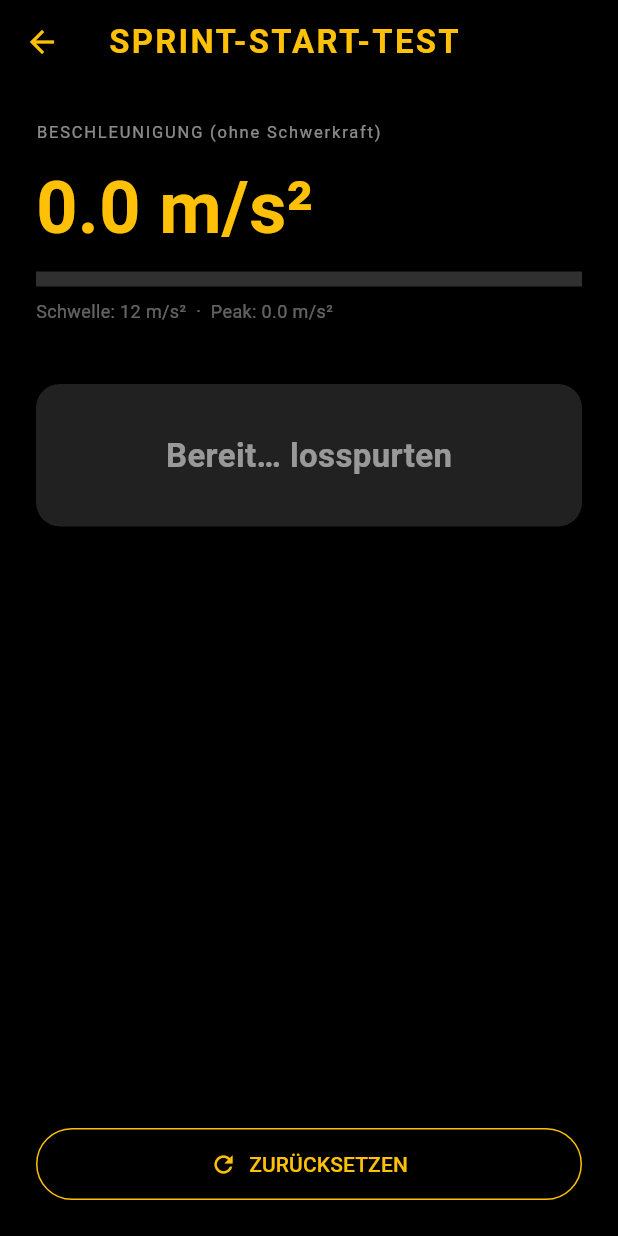
After one commit to notling09/BOLT, a Flutter app: the MeasureScreen screen opened directly, after a tap on the "directions run" icon, on a phone screen of 412 x 824 dp. The commit adds this screen. Run offline on Flutter 3.47's test engine with Material 3 defaults, Android fonts, the phone set to English and light mode, and no system bars; our stand-ins replace geolocator, pedometer, permission_handler, sensors_plus, shared_preferences, sqflite; accounts and stored records are empty.

Commit message:
feat: GPS-Feinschliff + Sprint-Start-Erkennung (Beschleunigungssensor)
Teil A: location_service nutzt LocationAccuracy.bestForNavigation und
AndroidSettings mit 500ms-Intervall (haeufigere, feinere Updates).

Teil B: MotionService (sensors_plus) liefert die lineare Beschleunigungs-
Staerke; MotionTestScreen zeigt sie live und meldet einen erkannten Start.
Erreichbar ueber einen temporaeren Button in der Vermessen-AppBar. Grundlage
fuer spaeteren automatischen Timer-Start im RaceScreen.

```diff
--- a/lib/screens/measure_screen.dart
+++ b/lib/screens/measure_screen.dart
@@ -8,6 +8,7 @@ import 'package:permission_handler/permission_handler.dart';
 import '../models/track.dart';
 import '../services/database_service.dart';
 import '../services/location_service.dart';
+import 'motion_test_screen.dart';
 import 'race_screen.dart';
 
 /// Die drei Schritte der Streckenvermessung (UC1 / User-Story 1).
@@ -471,6 +472,16 @@ class _MeasureScreenState extends State<MeasureScreen> {
         ),
         backgroundColor: Colors.black,
         foregroundColor: Colors.amber,
+        actions: [
+          // Temporaerer Zugang zum Sprint-Start-Test (Teil B).
+          IconButton(
+            icon: const Icon(Icons.directions_run),
+            tooltip: 'Sprint-Start-Test',
+            onPressed: () => Navigator.of(context).push(
+              MaterialPageRoute(builder: (_) => const MotionTestScreen()),
+            ),
+          ),
+        ],
       ),
       body: SingleChildScrollView(
         padding: const EdgeInsets.all(16),
--- /dev/null
+++ b/lib/screens/motion_test_screen.dart
@@ -0,0 +1,135 @@
+import 'dart:async';
+
+import 'package:flutter/material.dart';
+
+import '../services/motion_service.dart';
+
+/// Test-Screen fuer die Sprint-Start-Erkennung (Teil B, Sensor-Fusion).
+///
+/// Zeigt die Live-Beschleunigung und meldet, sobald ein Start erkannt wird.
+/// Dient zum Ausprobieren/Tunen der Schwelle, bevor man es spaeter in den
+/// RaceScreen (automatischer Timer-Start) einbaut.
+class MotionTestScreen extends StatefulWidget {
+  const MotionTestScreen({super.key});
+
+  @override
+  State<MotionTestScreen> createState() => _MotionTestScreenState();
+}
+
+class _MotionTestScreenState extends State<MotionTestScreen> {
+  final _motion = MotionService();
+  StreamSubscription<double>? _sub;
+
+  double _magnitude = 0; // aktuelle Beschleunigungs-Staerke
+  double _peak = 0;      // hoechster gemessener Wert (zum Tunen)
+  bool _started = false; // gerastet, sobald die Schwelle ueberschritten wurde
+
+  @override
+  void initState() {
+    super.initState();
+    _sub = _motion.accelerationMagnitude().listen((m) {
+      if (!mounted) return;
+      setState(() {
+        _magnitude = m;
+        if (m > _peak) _peak = m;
+        if (m >= MotionService.startThreshold) _started = true;
+      });
+    });
+  }
+
+  @override
+  void dispose() {
+    _sub?.cancel();
+    super.dispose();
+  }
+
+  void _reset() {
+    setState(() {
+      _peak = 0;
+      _started = false;
+    });
+  }
+
+  @override
+  Widget build(BuildContext context) {
+    final overThreshold = _magnitude >= MotionService.startThreshold;
+    return Scaffold(
+      appBar: AppBar(
+        title: const Text(
+          'SPRINT-START-TEST',
+          style: TextStyle(fontWeight: FontWeight.bold, letterSpacing: 1.5),
+        ),
+        backgroundColor: Colors.black,
+        foregroundColor: Colors.amber,
+      ),
+      body: Padding(
+        padding: const EdgeInsets.all(24),
+        child: Column(
+          crossAxisAlignment: CrossAxisAlignment.stretch,
+          children: [
+            const Text(
+              'BESCHLEUNIGUNG (ohne Schwerkraft)',
+              style: TextStyle(
+                color: Colors.white54,
+                fontSize: 11,
+                letterSpacing: 1.2,
+              ),
+            ),
+            const SizedBox(height: 8),
+            Text(
+              '${_magnitude.toStringAsFixed(1)} m/s²',
+              style: TextStyle(
+                color: overThreshold ? Colors.redAccent : Colors.amber,
+                fontSize: 48,
+                fontWeight: FontWeight.bold,
+              ),
+            ),
+            const SizedBox(height: 8),
+            LinearProgressIndicator(
+              value: (_magnitude / (MotionService.startThreshold * 2)).clamp(0, 1),
+              minHeight: 10,
+              backgroundColor: Colors.grey[850],
+              color: overThreshold ? Colors.redAccent : Colors.amber,
+            ),
+            const SizedBox(height: 8),
+            Text(
+              'Schwelle: ${MotionService.startThreshold.toStringAsFixed(0)} m/s²'
+              '  ·  Peak: ${_peak.toStringAsFixed(1)} m/s²',
+              style: const TextStyle(color: Colors.white38, fontSize: 12),
+            ),
+            const SizedBox(height: 40),
+            AnimatedContainer(
+              duration: const Duration(milliseconds: 150),
+              padding: const EdgeInsets.symmetric(vertical: 32),
+              decoration: BoxDecoration(
+                color: _started ? Colors.amber : Colors.grey[900],
+                borderRadius: BorderRadius.circular(16),
+              ),
+              child: Center(
+                child: Text(
+                  _started ? '🏃 START ERKANNT!' : 'Bereit… losspurten',
+                  style: TextStyle(
+                    color: _started ? Colors.black : Colors.white54,
+                    fontSize: 22,
+                    fontWeight: FontWeight.bold,
+                  ),
+                ),
+              ),
+            ),
+            const Spacer(),
+            OutlinedButton.icon(
+              onPressed: _reset,
+              icon: const Icon(Icons.refresh),
+              label: const Text('ZURÜCKSETZEN'),
+              style: OutlinedButton.styleFrom(
+                foregroundColor: Colors.amber,
+                side: const BorderSide(color: Colors.amber),
+                padding: const EdgeInsets.symmetric(vertical: 14),
+              ),
+            ),
+          ],
+        ),
+      ),
+    );
+  }
+}
--- a/lib/services/location_service.dart
+++ b/lib/services/location_service.dart
@@ -65,7 +65,9 @@ class LocationService {
     // 3. Berechtigung vorhanden (whileInUse oder always) → Position auslesen.
     final position = await Geolocator.getCurrentPosition(
       locationSettings: const LocationSettings(
-        accuracy: LocationAccuracy.best, // hoechste Praezision fuer kurze Sprints
+        // bestForNavigation nutzt die GNSS-Sensoren (inkl. Dual-Frequency
+        // L1+L5) maximal aus – die schaerfste Stufe fuer kurze Sprints.
+        accuracy: LocationAccuracy.bestForNavigation,
       ),
     );
     return LocationResult(LocationStatus.success, position);
@@ -77,10 +79,13 @@ class LocationService {
   /// [getCurrentPosition] sichergestellt). `distanceFilter: 0` = jede
   /// Änderung melden, damit der Test-Screen wirklich "live" wirkt.
   Stream<Position> positionStream() {
+    // AndroidSettings erlaubt ein festes Update-Intervall. 500 ms statt der
+    // ueblichen 1–2 s -> haeufigere, feinere Updates fuer die Live-Distanz.
     return Geolocator.getPositionStream(
-      locationSettings: const LocationSettings(
-        accuracy: LocationAccuracy.best,
-        distanceFilter: 0,
+      locationSettings: AndroidSettings(
+        accuracy: LocationAccuracy.bestForNavigation,
+        distanceFilter: 0, // jede noch so kleine Bewegung melden
+        intervalDuration: const Duration(milliseconds: 500),
       ),
     );
   }
--- /dev/null
+++ b/lib/services/motion_service.dart
@@ -0,0 +1,24 @@
+import 'dart:math';
+
+import 'package:sensors_plus/sensors_plus.dart';
+
+/// Liest den Beschleunigungssensor (ohne Schwerkraft) und liefert die
+/// Staerke der linearen Beschleunigung – Basis, um einen Sprint-START zu
+/// erkennen: Eine harte Vorwaerts-Beschleunigung erzeugt einen grossen Ausschlag.
+///
+/// Gedacht als Ergaenzung zum GPS (Sensor-Fusion): Der Beschleunigungssensor
+/// reagiert sofort (Millisekunden), waehrend GPS erst mit ~0.5–1 s nachzieht.
+class MotionService {
+  /// Ab dieser Staerke (m/s²) werten wir es als Sprint-Start.
+  /// In Ruhe liegt der Wert bei ~0; ein kraeftiger Losstart erzeugt einen
+  /// deutlichen Peak. Wert ist bewusst als Konstante zum Tunen ausgelegt.
+  static const double startThreshold = 12.0;
+
+  /// Strom der aktuellen Beschleunigungs-Staerke (Betrag |a|) in m/s².
+  /// `userAccelerometer` = Beschleunigung OHNE Schwerkraft, daher in Ruhe ~0.
+  Stream<double> accelerationMagnitude() {
+    return userAccelerometerEventStream().map(
+      (e) => sqrt(e.x * e.x + e.y * e.y + e.z * e.z),
+    );
+  }
+}
--- a/pubspec.yaml
+++ b/pubspec.yaml
@@ -40,6 +40,7 @@ dependencies:
   sqflite: ^2.4.3
   path: ^1.9.1
   shared_preferences: ^2.5.5
+  sensors_plus: ^7.1.0
 
 dev_dependencies:
   flutter_test:
```
Also changed, not shown: pubspec.lock.
